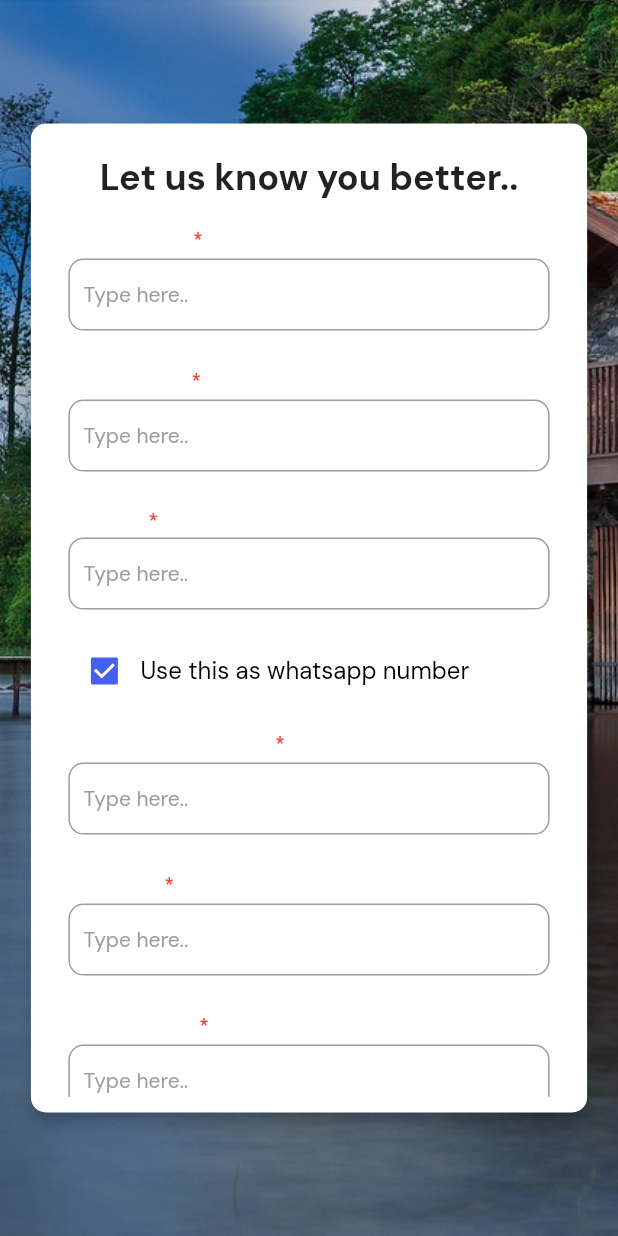
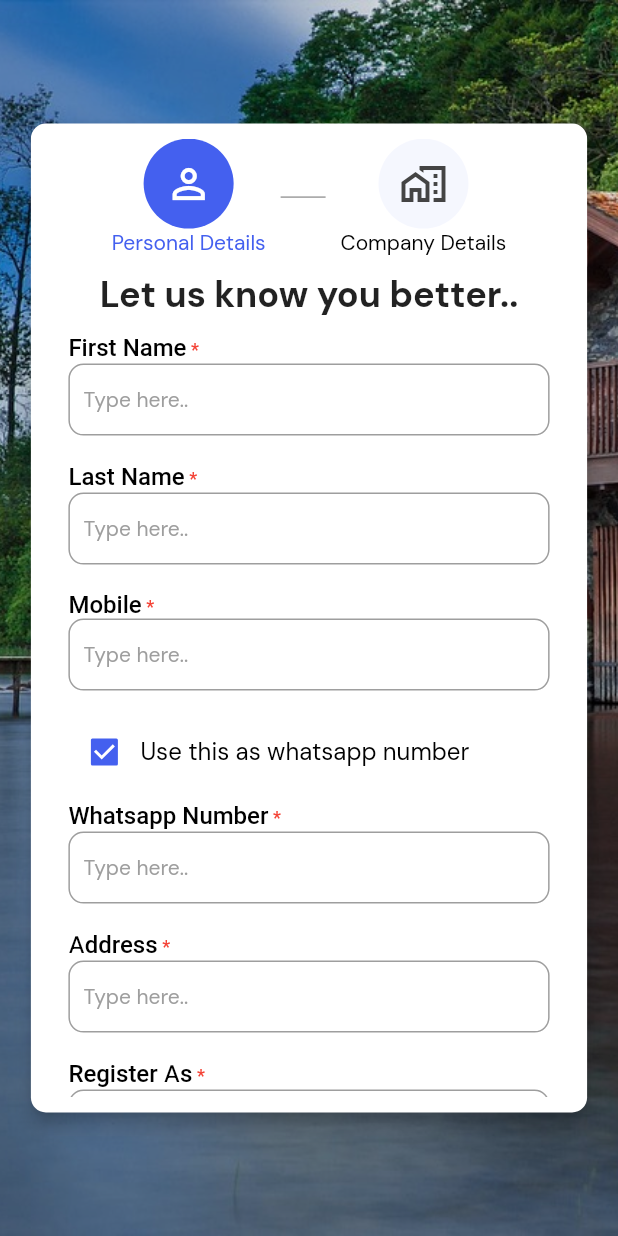
Before and after one commit to Bhavesh864/Nirvaki-Web, a Flutter app: the PersonalDetailsAuthScreen screen opened by its route, on a phone screen of 412 x 824 dp. Run offline on Flutter 3.47's test engine with Material 2 defaults, Android fonts, the phone set to English and light mode, and no system bars; our stand-ins replace cloud_firestore, firebase_auth, firebase_core, firebase_storage, flutter_riverpod, flutter_speed_dial and 11 more; missing offline and left inert: flutter_material_symbols; accounts and stored records are empty.

Commit message:
bhavesh_dev

```diff
--- a/lib/Customs/custom_fields.dart
+++ b/lib/Customs/custom_fields.dart
@@ -62,8 +62,10 @@ class CustomTextInputState extends State<CustomTextInput> {
 
   @override
   Widget build(BuildContext context) {
-    return SizedBox(
+    return Container(
+      // height: widget.validator == null ? 40 : 65,
       height: 65,
+      // margin: const EdgeInsets.only(bottom: 15),
       child: TextFormField(
         enabled: widget.enabled,
         style: const TextStyle(
@@ -72,13 +74,13 @@ class CustomTextInputState extends State<CustomTextInput> {
         ),
         controller: widget.controller,
         decoration: InputDecoration(
-          errorStyle: const TextStyle(height: 0, textBaseline: TextBaseline.ideographic),
+          errorStyle: const TextStyle(height: 0),
           errorBorder: OutlineInputBorder(
             borderRadius: BorderRadius.circular(10),
             borderSide: const BorderSide(color: Colors.red, width: 1),
           ),
           label: widget.label,
-          contentPadding: EdgeInsets.symmetric(vertical: widget.contentPadding, horizontal: 10),
+          contentPadding: const EdgeInsets.symmetric(vertical: 0, horizontal: 10),
           labelText: widget.labelText,
           hintText: widget.hintText,
           hintStyle: widget.hintstyle,
--- a/lib/Customs/label_text_field.dart
+++ b/lib/Customs/label_text_field.dart
@@ -2,7 +2,6 @@
 import 'package:flutter/material.dart';
 
 import 'custom_fields.dart';
-import 'custom_text.dart';
 
 class LabelTextInputField extends StatelessWidget {
   final String labelText;
@@ -31,22 +30,13 @@ class LabelTextInputField extends StatelessWidget {
     return Column(
       crossAxisAlignment: CrossAxisAlignment.start,
       children: [
-        // Padding(
-        //   padding: const EdgeInsets.only(top: 4, right: 8, left: 2),
-        //   child: CustomText(
-        //     title: labelText,
-        //     fontWeight: FontWeight.w500,
-        //     textAlign: TextAlign.left,
-        //   ),
-        // ),
-        Padding(
-          padding: const EdgeInsets.only(top: 4, bottom: 4, right: 8, left: 2),
-          child: RichText(
+        RichText(
           text: TextSpan(
             children: [
               TextSpan(
                 text: labelText,
                 style: const TextStyle(
+                  color: Colors.black,
                   fontSize: 16,
                   fontWeight: FontWeight.w500,
                 ),
@@ -63,8 +53,9 @@ class LabelTextInputField extends StatelessWidget {
             ],
           ),
         ),
-        ),
-        CustomTextInput(
+        Container(
+          // margin: const EdgeInsets.only(top: 4, bottom: 15, right: 8),
+          child: CustomTextInput(
             // indense: true,
             enabled: isDropDown
                 ? false
@@ -80,7 +71,8 @@ class LabelTextInputField extends StatelessWidget {
             hintText: hintText,
             onChanged: onChanged,
             validator: validator,
-          contentPadding: 4,
+            contentPadding: 0,
+          ),
         ),
       ],
     );
--- a/lib/pages/Auth/company_details.dart
+++ b/lib/pages/Auth/company_details.dart
@@ -6,6 +6,7 @@ import 'package:yes_broker/Customs/responsive.dart';
 import 'package:yes_broker/routes/routes.dart';
 import '../../constants/utils/constants.dart';
 import '../../constants/utils/image_constants.dart';
+import '../../widgets/auth/details_header.dart';
 
 class CompanyDetailsAuthScreen extends StatefulWidget {
   const CompanyDetailsAuthScreen({super.key});
@@ -54,8 +55,8 @@ class _CompanyDetailsAuthScreenState extends State<CompanyDetailsAuthScreen> {
                       behavior: ScrollConfiguration.of(context).copyWith(scrollbars: false),
                       child: SingleChildScrollView(
                         child: Column(
-                          // crossAxisAlignment: CrossAxisAlignment.start,
                           children: [
+                            const DetailsHeaderWidget(isPersonalDetails: false),
                             const Padding(
                               padding: EdgeInsets.only(top: 10),
                               child: Text(
--- a/lib/pages/Auth/personal_details.dart
+++ b/lib/pages/Auth/personal_details.dart
@@ -1,9 +1,12 @@
 import 'package:flutter/material.dart';
 
 import 'package:yes_broker/Customs/custom_fields.dart';
+import 'package:yes_broker/Customs/custom_text.dart';
 import 'package:yes_broker/Customs/label_text_field.dart';
 import 'package:yes_broker/Customs/responsive.dart';
+import 'package:yes_broker/constants/utils/colors.dart';
 import 'package:yes_broker/routes/routes.dart';
+import 'package:yes_broker/widgets/auth/details_header.dart';
 import '../../constants/utils/constants.dart';
 import '../../constants/utils/image_constants.dart';
 
@@ -54,8 +57,9 @@ class _PersonalDetailsAuthScreenState extends State<PersonalDetailsAuthScreen> {
                       behavior: ScrollConfiguration.of(context).copyWith(scrollbars: false),
                       child: SingleChildScrollView(
                         child: Column(
-                          // crossAxisAlignment: CrossAxisAlignment.start,
+                          crossAxisAlignment: CrossAxisAlignment.center,
                           children: [
+                            const DetailsHeaderWidget(isPersonalDetails: true),
                             const Padding(
                               padding: EdgeInsets.only(top: 10),
                               child: Text(
--- a/lib/screens/main_screens/home_screen.dart
+++ b/lib/screens/main_screens/home_screen.dart
@@ -116,7 +116,7 @@ class _HomeScreenState extends State<HomeScreen> {
                               ],
                             ),
                           )
-                        : SizedBox.shrink(),
+                        : const SizedBox.shrink(),
                   ],
                 ),
               );
--- a/lib/screens/main_screens/inventroy_screen.dart
+++ b/lib/screens/main_screens/inventroy_screen.dart
@@ -129,7 +129,7 @@ class _InventoryScreenState extends State<InventoryScreen> {
             ),
           );
         }
-        return SizedBox.shrink();
+        return const SizedBox.shrink();
       },
     );
   }
--- a/lib/screens/main_screens/todo_screen.dart
+++ b/lib/screens/main_screens/todo_screen.dart
@@ -96,7 +96,7 @@ class _TodoTabScreenState extends State<TodoTabScreen> {
                                           children: [
                                             const CustomCalendarView(),
                                             Container(
-                                              constraints: BoxConstraints(),
+                                              constraints: const BoxConstraints(),
                                               child: WorkItemsList(
                                                 isScrollable: false,
                                                 title: 'To do',
--- /dev/null
+++ b/lib/widgets/auth/details_header.dart
@@ -0,0 +1,67 @@
+import 'package:flutter/material.dart';
+
+import '../../Customs/custom_text.dart';
+import '../../Customs/responsive.dart';
+import '../../constants/utils/colors.dart';
+
+class DetailsHeaderWidget extends StatelessWidget {
+  final bool isPersonalDetails;
+  const DetailsHeaderWidget({super.key, required this.isPersonalDetails});
+
+  @override
+  Widget build(BuildContext context) {
+    return Row(
+      mainAxisAlignment: MainAxisAlignment.center,
+      children: [
+        Column(
+          children: [
+            CircleAvatar(
+              backgroundColor: isPersonalDetails ? AppColor.primary : AppColor.secondary,
+              radius: 30,
+              child: Icon(
+                Icons.person_outline,
+                color: isPersonalDetails ? Colors.white : const Color(0xFF444444),
+                size: 32,
+              ),
+            ),
+            CustomText(
+              title: 'Personal Details',
+              size: 14,
+              color: isPersonalDetails ? AppColor.primary : Colors.black,
+            ),
+          ],
+        ),
+        const SizedBox(
+          width: 10,
+        ),
+        SizedBox(
+            width: Responsive.isMobile(context) ? 30 : 80,
+            child: const Divider(
+              color: Colors.grey,
+              thickness: 1,
+            )),
+        const SizedBox(
+          width: 10,
+        ),
+        Column(
+          children: [
+            CircleAvatar(
+              backgroundColor: !isPersonalDetails ? AppColor.primary : AppColor.secondary,
+              radius: 30,
+              child: Icon(
+                Icons.home_work_outlined,
+                color: !isPersonalDetails ? Colors.white : const Color(0xFF444444),
+                size: 32,
+              ),
+            ),
+            CustomText(
+              title: 'Company Details',
+              size: 14,
+              color: !isPersonalDetails ? AppColor.primary : Colors.black,
+            ),
+          ],
+        ),
+      ],
+    );
+  }
+}
```
Also changed, not shown: lib/constants/firebase/userModel/broker_info.dart (+11 -23 lines), lib/pages/largescreen_dashboard.dart (+76 -8 lines). Lines whose indentation alone changed are shown as unchanged.
